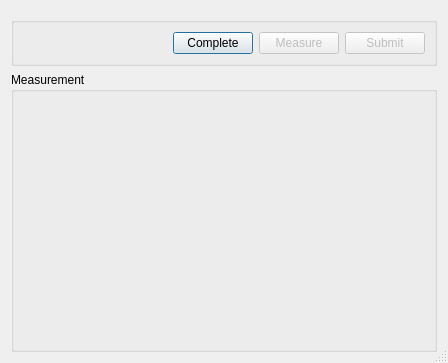
This is src/dialogs/grip_strength_dialog.ui in CLSA/cypress as Qt 5 draws it before an edit. The edited form follows.
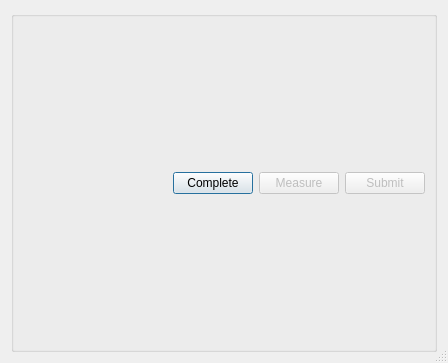
This is the edited form. Custom widgets are drawn as their Qt base class.

```diff
--- a/src/dialogs/grip_strength_dialog.ui
+++ b/src/dialogs/grip_strength_dialog.ui
@@ -17,9 +17,6 @@
    <bool>true</bool>
   </property>
   <layout class="QVBoxLayout" name="verticalLayout">
-   <item>
-    <widget class="TestInfoWidget" name="widget" native="true"/>
-   </item>
    <item>
     <widget class="QGroupBox" name="groupBox">
      <property name="sizePolicy">
@@ -75,29 +72,8 @@
      </layout>
     </widget>
    </item>
-   <item>
-    <widget class="QGroupBox" name="groupBox_2">
-     <property name="sizePolicy">
-      <sizepolicy hsizetype="Preferred" vsizetype="Expanding">
-       <horstretch>0</horstretch>
-       <verstretch>0</verstretch>
-      </sizepolicy>
-     </property>
-     <property name="title">
-      <string>Measurement</string>
-     </property>
-    </widget>
-   </item>
   </layout>
  </widget>
- <customwidgets>
-  <customwidget>
-   <class>TestInfoWidget</class>
-   <extends>QWidget</extends>
-   <header>widgets/testinfowidget.h</header>
-   <container>1</container>
-  </customwidget>
- </customwidgets>
  <resources/>
  <connections/>
 </ui>
```
